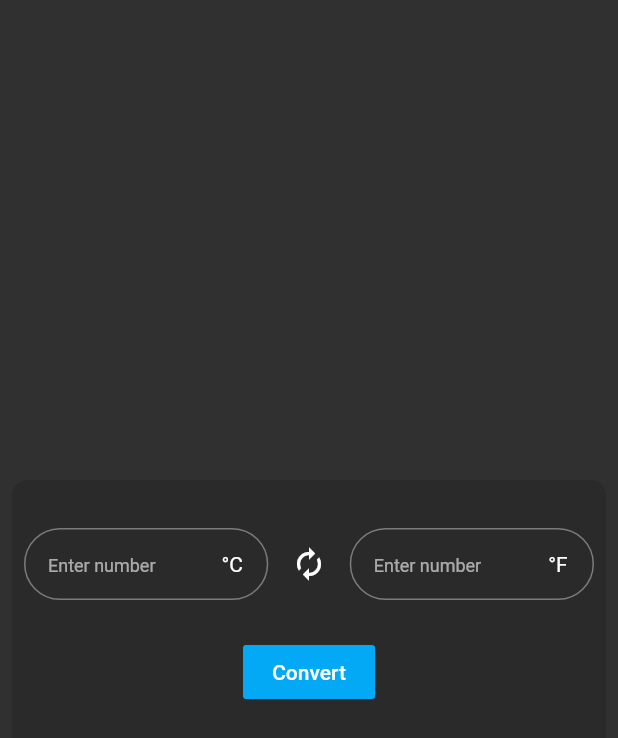
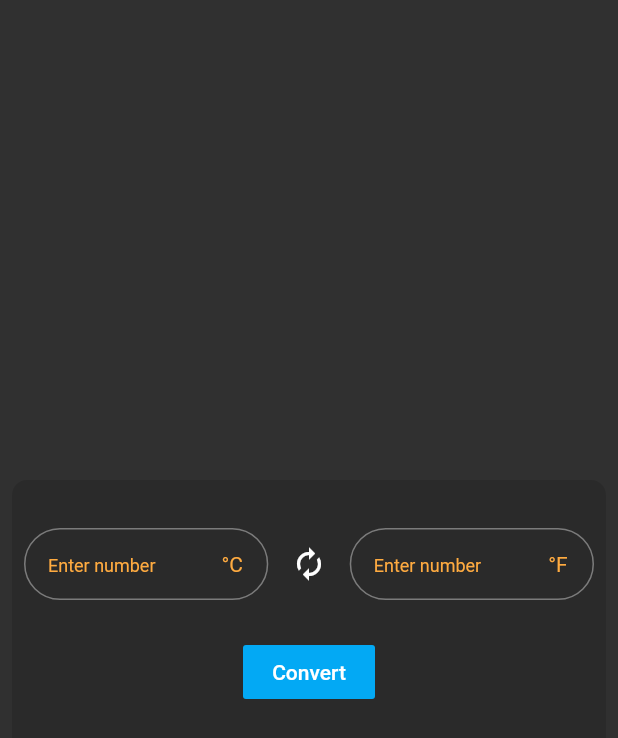
Before and after one commit to nguyenchitien/day01_ex, a Flutter app: the screen it shows after launch, on a phone screen of 412 x 824 dp. Shown: the top 738 px of the screen. Run offline on Flutter 3.47's test engine with Material 2 defaults, Android fonts, the phone set to English and light mode, and no system bars.

Commit message:
Update TextField style

```diff
--- a/lib/ex_1.dart
+++ b/lib/ex_1.dart
@@ -57,7 +57,8 @@ class _Ex1State extends State<Ex1> {
                           controller: !tapCInput ? _textController : null,
                           decoration: InputDecoration(
                             hintText: "Enter number",
-                            hintStyle: TextStyle(fontSize: 12),
+                            hintStyle: TextStyle(
+                                fontSize: 12, color: Colors.orangeAccent),
                             contentPadding:
                                 EdgeInsets.symmetric(horizontal: 16),
                             border: OutlineInputBorder(
@@ -69,7 +70,10 @@ class _Ex1State extends State<Ex1> {
                               width: 15,
                               height: 15,
                               child: Center(
-                                child: Text("°C"),
+                                child: Text(
+                                  "°C",
+                                  style: TextStyle(color: Colors.orangeAccent),
+                                ),
                               ),
                             ),
                           ),
@@ -95,7 +99,8 @@ class _Ex1State extends State<Ex1> {
                           controller: tapCInput ? _textController : null,
                           decoration: InputDecoration(
                             hintText: "Enter number",
-                            hintStyle: TextStyle(fontSize: 12),
+                            hintStyle: TextStyle(
+                                fontSize: 12, color: Colors.orangeAccent),
                             contentPadding:
                                 EdgeInsets.symmetric(horizontal: 16),
                             border: OutlineInputBorder(
@@ -107,7 +112,10 @@ class _Ex1State extends State<Ex1> {
                               width: 15,
                               height: 15,
                               child: Center(
-                                child: Text("°F"),
+                                child: Text(
+                                  "°F",
+                                  style: TextStyle(color: Colors.orangeAccent),
+                                ),
                               ),
                             ),
                           ),
--- a/lib/main.dart
+++ b/lib/main.dart
@@ -1,4 +1,5 @@
 import 'package:flutter/material.dart';
+import 'package:flutter/services.dart';
 import 'package:layout_design/ex_1.dart';
 
 void main() {
@@ -16,7 +17,8 @@ class MyApp extends StatelessWidget {
       //     child: Icon(Icons.play_arrow_sharp),
       //   ),
       // ),
-      home: Ex1(),
+      home: Ex1(), // for example 1
+      // home: Ex2(), for example 2
     );
   }
 }
```
